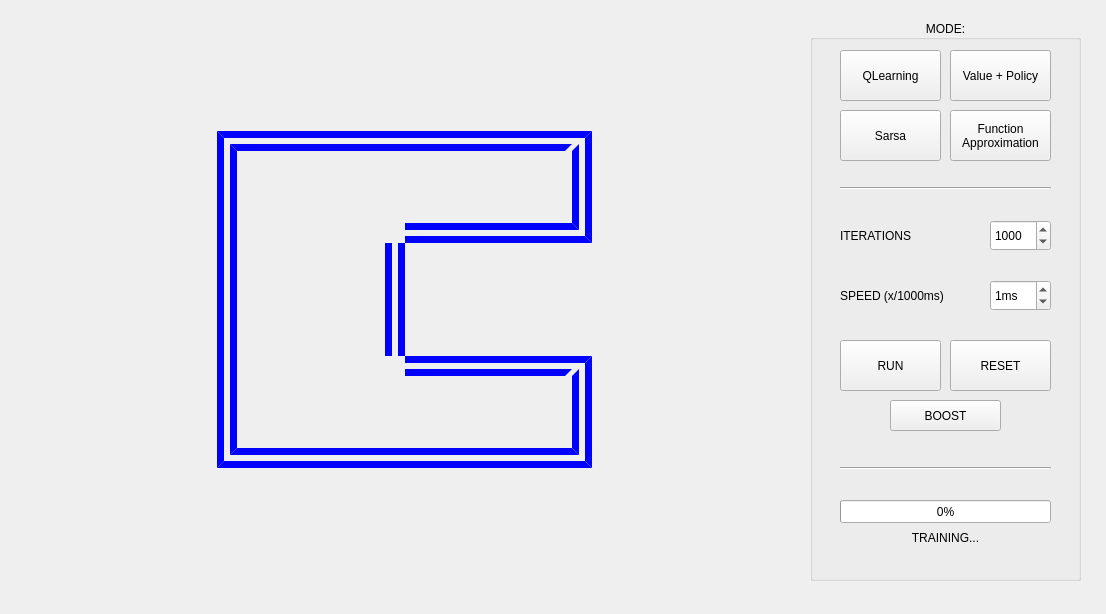
Before: the Qt Designer form QTminiPacman/MainWindow.ui in adacienciala/Reinforcement_Learning, drawn with Qt 5.
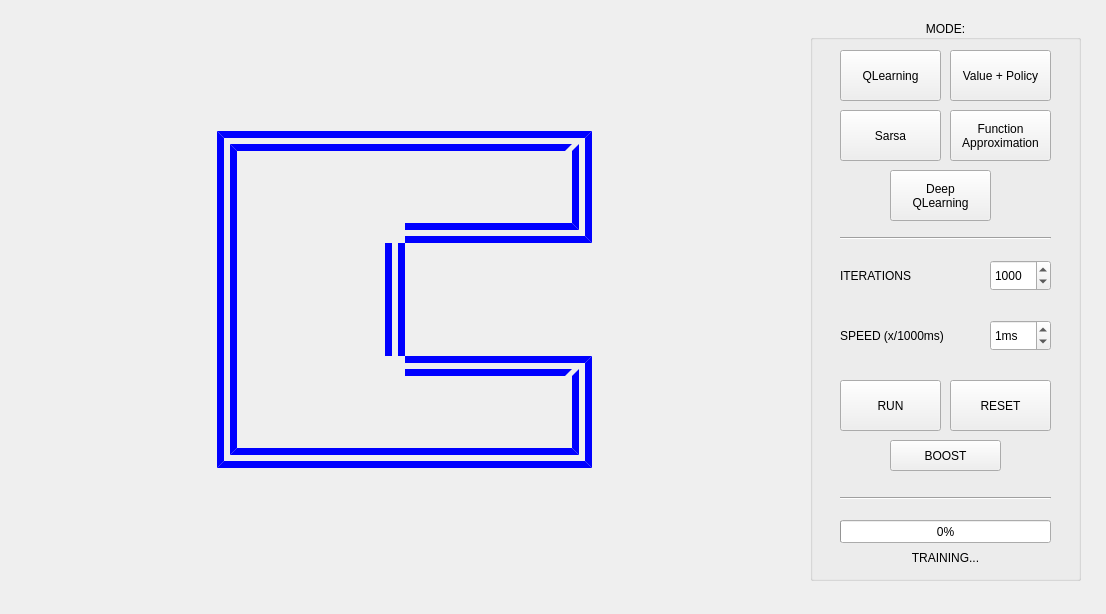
After: the same form once the commit is applied.

```diff
--- a/QTminiPacman/MainWindow.ui
+++ b/QTminiPacman/MainWindow.ui
@@ -548,7 +548,7 @@
      <property name="geometry">
       <rect>
        <x>30</x>
-       <y>200</y>
+       <y>240</y>
        <width>141</width>
        <height>31</height>
       </rect>
@@ -645,7 +645,7 @@
      <property name="geometry">
       <rect>
        <x>180</x>
-       <y>200</y>
+       <y>240</y>
        <width>61</width>
        <height>31</height>
       </rect>
@@ -664,7 +664,7 @@
      <property name="geometry">
       <rect>
        <x>30</x>
-       <y>260</y>
+       <y>300</y>
        <width>141</width>
        <height>31</height>
       </rect>
@@ -683,7 +683,7 @@
      <property name="geometry">
       <rect>
        <x>180</x>
-       <y>260</y>
+       <y>300</y>
        <width>61</width>
        <height>31</height>
       </rect>
@@ -717,7 +717,7 @@
      <property name="geometry">
       <rect>
        <x>30</x>
-       <y>320</y>
+       <y>360</y>
        <width>101</width>
        <height>51</height>
       </rect>
@@ -742,7 +742,7 @@
      <property name="geometry">
       <rect>
        <x>140</x>
-       <y>320</y>
+       <y>360</y>
        <width>101</width>
        <height>51</height>
       </rect>
@@ -770,7 +770,7 @@
      <property name="geometry">
       <rect>
        <x>30</x>
-       <y>480</y>
+       <y>500</y>
        <width>211</width>
        <height>23</height>
       </rect>
@@ -792,7 +792,7 @@
      <property name="geometry">
       <rect>
        <x>30</x>
-       <y>510</y>
+       <y>530</y>
        <width>211</width>
        <height>16</height>
       </rect>
@@ -808,7 +808,7 @@
      <property name="geometry">
       <rect>
        <x>30</x>
-       <y>160</y>
+       <y>210</y>
        <width>211</width>
        <height>16</height>
       </rect>
@@ -821,7 +821,7 @@
      <property name="geometry">
       <rect>
        <x>30</x>
-       <y>440</y>
+       <y>470</y>
        <width>211</width>
        <height>16</height>
       </rect>
@@ -834,7 +834,7 @@
      <property name="geometry">
       <rect>
        <x>80</x>
-       <y>380</y>
+       <y>420</y>
        <width>111</width>
        <height>31</height>
       </rect>
@@ -881,6 +881,32 @@
       <bool>false</bool>
      </property>
     </widget>
+    <widget class="QPushButton" name="DQLButton">
+     <property name="geometry">
+      <rect>
+       <x>80</x>
+       <y>150</y>
+       <width>101</width>
+       <height>51</height>
+      </rect>
+     </property>
+     <property name="text">
+      <string>Deep 
+QLearning</string>
+     </property>
+     <property name="checkable">
+      <bool>true</bool>
+     </property>
+     <property name="autoDefault">
+      <bool>false</bool>
+     </property>
+     <property name="default">
+      <bool>false</bool>
+     </property>
+     <property name="flat">
+      <bool>false</bool>
+     </property>
+    </widget>
    </widget>
   </widget>
  </widget>
```
Left out of the diff: 470 changed lines with no effect on the pictures.
